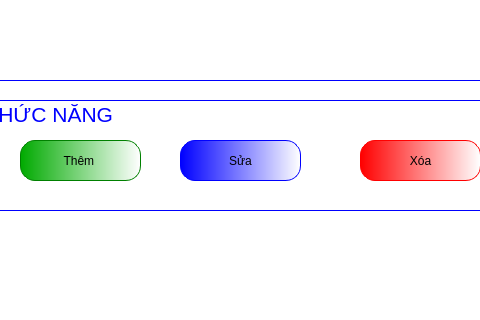
phuthuy44/Student--py, file GUI/TrangChu.ui: the form before one commit; both pictures show x 232 to 712 and y 346 to 666 of the 1419 by 781 pixel window.
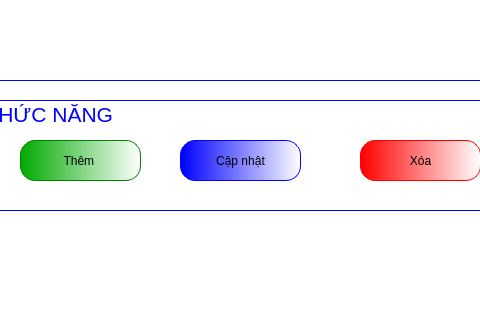
The form after the commit. The open tabs and pages were chosen to show the change.

```diff
--- a/GUI/TrangChu.ui
+++ b/GUI/TrangChu.ui
@@ -6984,7 +6984,7 @@
 </string>
          </property>
          <property name="text">
-          <string>Sửa</string>
+          <string>Cập nhật</string>
          </property>
         </widget>
         <widget class="QPushButton" name="pushButton_150">
```
Left out of the diff: 22 changed lines with no effect on the pictures.
